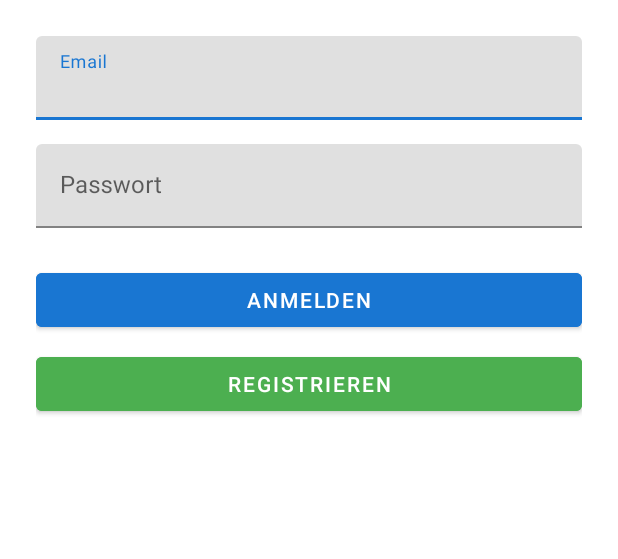
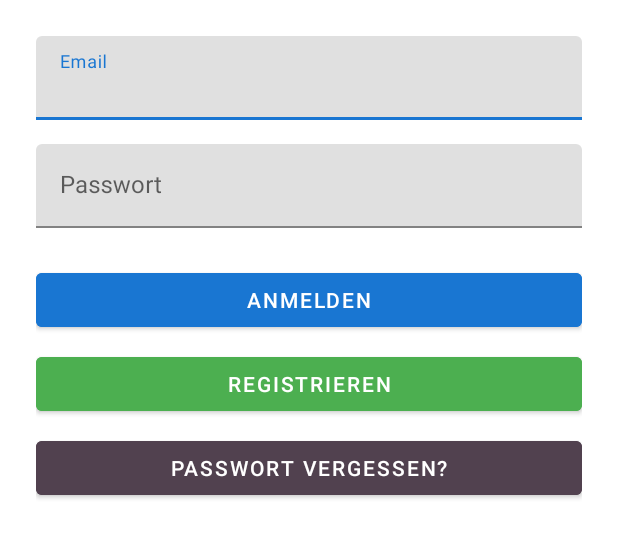
Before and after one commit to melu1025/BehoerdeToGo, an Android app built with Jetpack Compose: the screen it shows after launch (LoginActivity), on a phone screen of 412 x 824 dp, the part 300-859 px from its top. Run offline under Robolectric (Android 15) with nearby library versions, the phone set to English and light mode, and no system bars.

Commit message:
passwort vergessen button

```diff
--- a/app/src/main/res/layout/activity_login.xml
+++ b/app/src/main/res/layout/activity_login.xml
@@ -69,4 +69,14 @@
         android:backgroundTint="@color/colorSecondary"
         android:textColor="@android:color/white" />
 
+    <com.google.android.material.button.MaterialButton
+        android:id="@+id/vergessenButton"
+        android:layout_width="match_parent"
+        android:layout_height="wrap_content"
+        android:layout_below="@id/registerButton"
+        android:layout_marginTop="8dp"
+        android:text="@string/vergessen"
+        android:backgroundTint="@color/colorPurple"
+        android:textColor="@android:color/white" />
+
 </RelativeLayout>
--- a/app/src/main/res/values/colors.xml
+++ b/app/src/main/res/values/colors.xml
@@ -1,10 +1,11 @@
 <resources>
-    <color name="colorPrimary">#1976D2</color>   <!-- Blau -->
-    <color name="colorPrimaryDark">#1565C0</color>   <!-- Dunkleres Blau -->
-    <color name="colorAccent">#FFC107</color>   <!-- Amber -->
+    <color name="colorPrimary">#1976D2</color>
+    <color name="colorPrimaryDark">#1565C0</color>
+    <color name="colorAccent">#FFC107</color>
 
-    <color name="backgroundColor">#FFFFFF</color>   <!-- Weiß -->
-    <color name="textColor">#212121</color>   <!-- Dunkles Grau für Texte -->
+    <color name="backgroundColor">#FFFFFF</color>
+    <color name="textColor">#212121</color>
     <color name="black">#000000</color>
-    <color name="colorSecondary">#4CAF50</color>   <!-- Grün -->
+    <color name="colorPurple">#51414F</color>
+    <color name="colorSecondary">#4CAF50</color>
 </resources>
--- a/app/src/main/res/values/strings.xml
+++ b/app/src/main/res/values/strings.xml
@@ -14,4 +14,5 @@
     <string name="divers">Divers</string>
     <string name="keineAngabe">Keine Angabe</string>
     <string name="confirmPassword">Passwort bestaetigen</string>
+    <string name="vergessen">Passwort vergessen?</string>
 </resources>
```
